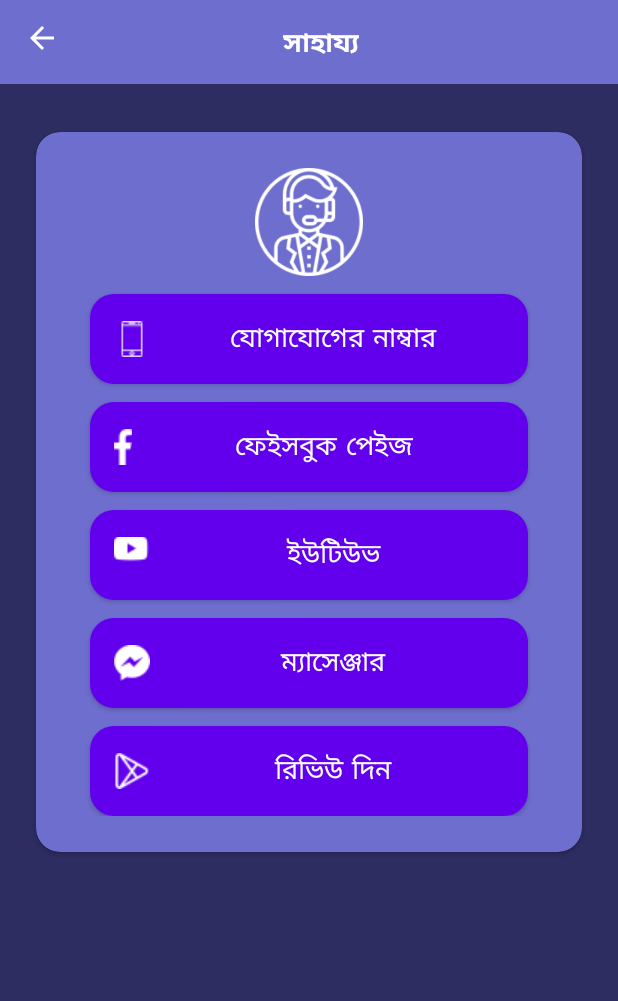
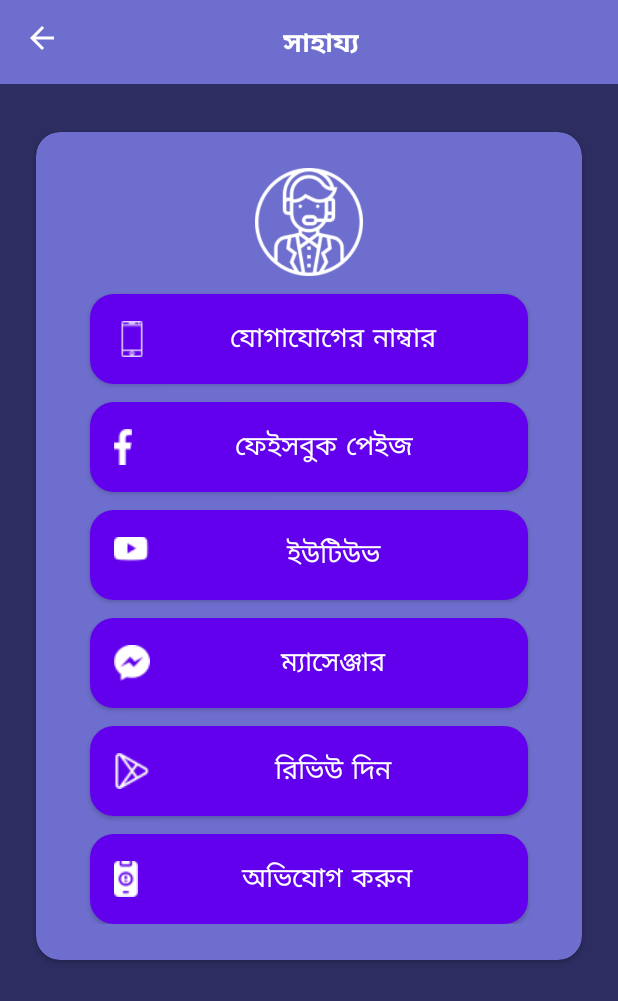
Before and after one commit to applandsys/tencrmbank_android_native, an Android app: the HelpActivity screen opened directly, with no data from a screen before it, on a phone screen of 412 x 824 dp. Shown: the top 1001 px of the screen. Run offline under Robolectric (Android 15) with nearby library versions, the phone set to English and light mode, and no system bars; our stand-ins replace sdp/ssp sizes; network calls fail.

Commit message:
git upload kore raktesi

```diff
--- a/app/src/main/java/com/example/a10crmbank/GiftActivity.java
+++ b/app/src/main/java/com/example/a10crmbank/GiftActivity.java
@@ -118,9 +118,11 @@ public class GiftActivity extends AppCompatActivity {
                                 JSONObject obj = new JSONObject(response);
                                 String status = obj.getString("status");
                                 String message = obj.getString("message");
-                                Log.d("fuck",status);
+                                String title = obj.getString("title");
+                                Log.d("fuck",URLs.GIFT_TPG);
                                 if(status.matches("pushed") ){
-                                    showInfo("Paused","Account is paused");
+                                    showInfo(title, message);
+                                   // showInfo("Paused","Account is paused");
                                     return;
                                 }
                             } catch (JSONException e) {
--- a/app/src/main/java/com/example/a10crmbank/HelpActivity.java
+++ b/app/src/main/java/com/example/a10crmbank/HelpActivity.java
@@ -1,6 +1,7 @@
 package com.example.a10crmbank;
 
 import android.content.Intent;
+import android.net.Uri;
 import android.os.Bundle;
 
 import androidx.appcompat.app.AppCompatActivity;
@@ -12,9 +13,38 @@ public class HelpActivity extends AppCompatActivity {
         super.onCreate(savedInstanceState);
         setContentView(R.layout.help);
 
+        findViewById(R.id.facebok_page).setOnClickListener(view ->{
+            Intent browserIntent = new Intent(Intent.ACTION_VIEW, Uri.parse(URLs.FACEBOOK));
+            startActivity(browserIntent);
+        });
+
+        findViewById(R.id.youtube).setOnClickListener(view ->{
+            Intent browserIntent = new Intent(Intent.ACTION_VIEW, Uri.parse(URLs.YOUTUBE));
+            startActivity(browserIntent);
+        });
+
+        findViewById(R.id.messenger).setOnClickListener(view ->{
+            Intent browserIntent = new Intent(Intent.ACTION_VIEW, Uri.parse(URLs.MESSENGER));
+            startActivity(browserIntent);
+        });
+
+        findViewById(R.id.review).setOnClickListener(view ->{
+            Intent browserIntent = new Intent(Intent.ACTION_VIEW, Uri.parse(URLs.REVIEW));
+            startActivity(browserIntent);
+        });
+
+        findViewById(R.id.comlain).setOnClickListener(view ->{
+            Intent browserIntent = new Intent(Intent.ACTION_VIEW, Uri.parse(URLs.COMPLAIN));
+            startActivity(browserIntent);
+        });
+
+
+
         findViewById(R.id.back_imageview).setOnClickListener(view ->{
             super.onBackPressed();
         });
 
     }
+
+
 }
--- a/app/src/main/java/com/example/a10crmbank/LoginActivity.java
+++ b/app/src/main/java/com/example/a10crmbank/LoginActivity.java
@@ -109,8 +109,7 @@ public class LoginActivity extends AppCompatActivity {
 
         info.setOnClickListener(view -> {
             if(user_id==null && login_id==null){
-               // Toast.makeText(getApplicationContext(), "Register/Login First", Toast.LENGTH_SHORT).show();
-                openAlert();
+                startActivity(new Intent(getApplicationContext(), AttentionActivity.class));
             }else{
                 startActivity(new Intent(getApplicationContext(), SettingsActivity.class));
             }
--- a/app/src/main/java/com/example/a10crmbank/TransferChipsActivity.java
+++ b/app/src/main/java/com/example/a10crmbank/TransferChipsActivity.java
@@ -94,7 +94,7 @@ public class TransferChipsActivity extends AppCompatActivity {
                             try {
                                 //converting response to json object
                                 JSONObject obj = new JSONObject(response);
-                                Toast.makeText(getApplicationContext(),obj.getString("message"),Toast.LENGTH_LONG).show();
+                                showInfo(obj.getString("title"), obj.getString("message"));
                             } catch (JSONException e) {
                                 Toast.makeText(getApplicationContext(),e.toString(),Toast.LENGTH_LONG).show();
                                 e.printStackTrace();
--- a/app/src/main/java/com/example/a10crmbank/TransferPointActivity.java
+++ b/app/src/main/java/com/example/a10crmbank/TransferPointActivity.java
@@ -90,11 +90,10 @@ public class TransferPointActivity extends AppCompatActivity {
                     new Response.Listener<String>() {
                         @Override
                         public void onResponse(String response) {
-
                             try {
-                                //converting response to json object
                                 JSONObject obj = new JSONObject(response);
-                                Toast.makeText(getApplicationContext(),obj.getString("message"),Toast.LENGTH_LONG).show();
+                              //  Toast.makeText(getApplicationContext(),obj.getString("message"),Toast.LENGTH_LONG).show();
+                                showInfo(obj.getString("title"), obj.getString("message"));
                             } catch (JSONException e) {
                                 Toast.makeText(getApplicationContext(),e.toString(),Toast.LENGTH_LONG).show();
                                 e.printStackTrace();
--- a/app/src/main/res/layout/attention.xml
+++ b/app/src/main/res/layout/attention.xml
@@ -21,7 +21,7 @@
             android:orientation="horizontal">
 
             <ImageView
-                android:id="@+id/back_imagevie"
+                android:id="@+id/back_imageview"
                 android:layout_width="wrap_content"
                 android:layout_height="wrap_content"
                 android:layout_alignParentStart="true"
--- a/app/src/main/res/layout/help.xml
+++ b/app/src/main/res/layout/help.xml
@@ -78,6 +78,7 @@
                 app:elevation="20dp" />
 
             <Button
+                android:id="@+id/facebok_page"
                 android:layout_width="match_parent"
                 android:layout_height="60dp"
                 android:layout_gravity="center"
@@ -92,6 +93,7 @@
                 app:elevation="20dp" />
 
             <Button
+                android:id="@+id/youtube"
                 android:layout_width="match_parent"
                 android:layout_height="60dp"
                 android:layout_gravity="center"
@@ -106,6 +108,7 @@
                 app:elevation="20dp" />
 
             <Button
+                android:id="@+id/messenger"
                 android:layout_width="match_parent"
                 android:layout_height="60dp"
                 android:layout_gravity="center"
@@ -120,6 +123,7 @@
                 app:elevation="20dp" />
 
             <Button
+                android:id="@+id/review"
                 android:layout_width="match_parent"
                 android:layout_height="60dp"
                 android:layout_gravity="center"
@@ -133,6 +137,21 @@
                 android:textSize="18sp"
                 app:elevation="20dp" />
 
+            <Button
+                android:id="@+id/comlain"
+                android:layout_width="match_parent"
+                android:layout_height="60dp"
+                android:layout_gravity="center"
+                android:layout_marginStart="12dp"
+                android:layout_marginTop="12dp"
+                android:layout_marginEnd="12dp"
+                android:background="@drawable/bg_gradient_rec"
+                android:drawableLeft="@drawable/ic_complaint_24"
+                android:drawablePadding="8dp"
+                android:text="অভিযোগ করুন"
+                android:textSize="18sp"
+                app:elevation="20dp" />
+
         </LinearLayout>
 
     </androidx.cardview.widget.CardView>
```
Also changed, not shown: app/src/main/java/com/example/a10crmbank/OfferActivity.java (+4 -5 lines), app/src/main/java/com/example/a10crmbank/URLs.java (+7 -0 lines), app/src/main/res/layout/settings_2.xml (+15 -0 lines).
